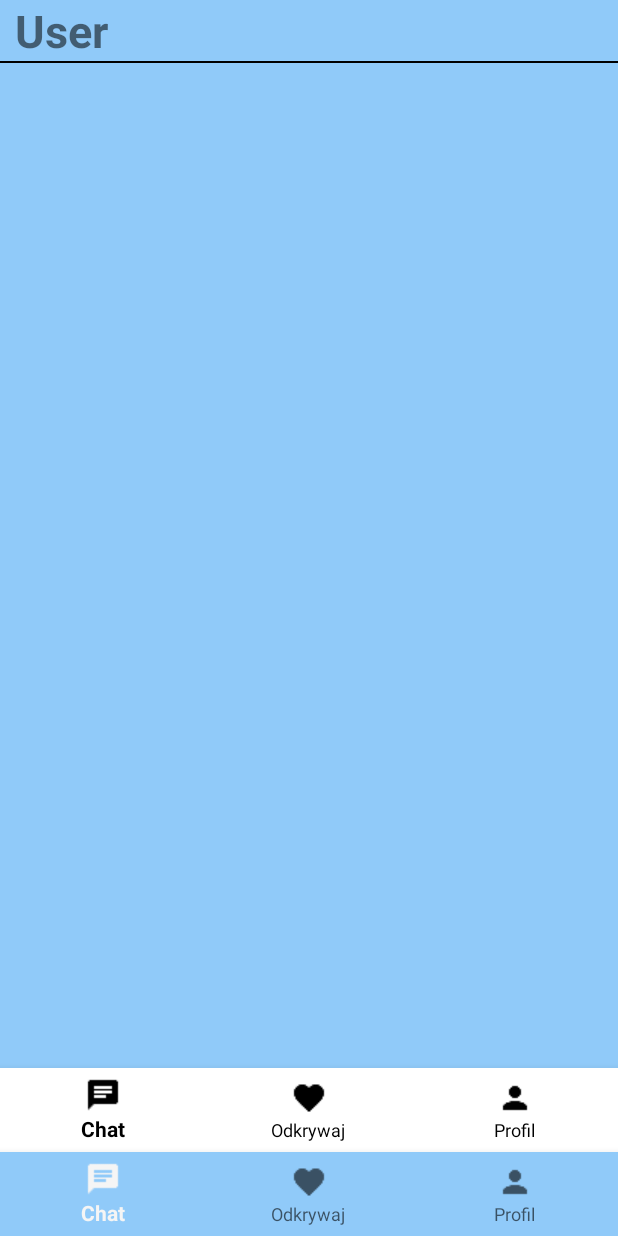
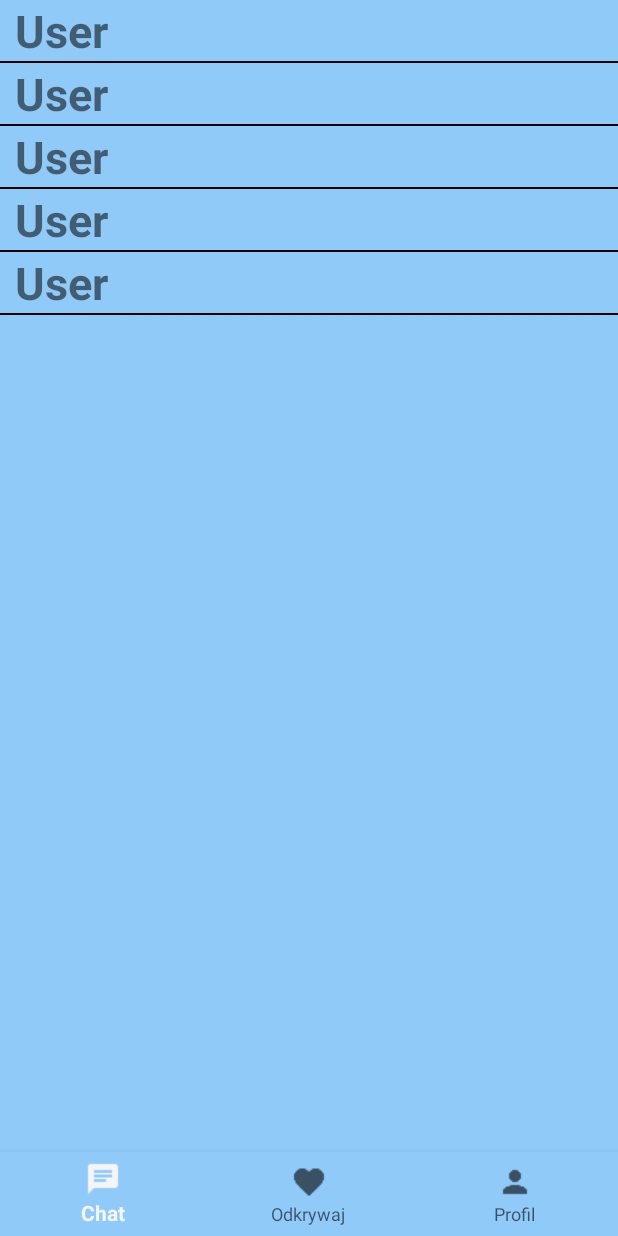
Before and after one commit to FranciszekManka/Sesyjka, an Android app built with Jetpack Compose: the layout activity_main.xml on its own in the app's theme, with its tools: preview values and no code run, on a phone screen of 412 x 824 dp. Run offline under Robolectric (Android 15) with nearby library versions, the phone set to English and light mode, and no system bars.

Commit message:
succesfull display of users in mainactivity

```diff
--- a/app/build.gradle.kts
+++ b/app/build.gradle.kts
@@ -49,7 +49,7 @@ dependencies {
     implementation(platform("com.google.firebase:firebase-bom:33.13.0"))
     implementation("androidx.appcompat:appcompat:1.6.1")
     implementation("com.google.android.material:material:1.9.0")
-
+    implementation("androidx.constraintlayout:constraintlayout:2.1.4")
     implementation(libs.androidx.core.ktx)
     implementation(libs.androidx.lifecycle.runtime.ktx)
     implementation(libs.androidx.activity.compose)
--- a/app/src/main/AndroidManifest.xml
+++ b/app/src/main/AndroidManifest.xml
@@ -1,6 +1,8 @@
 <?xml version="1.0" encoding="utf-8"?>
 <manifest xmlns:android="http://schemas.android.com/apk/res/android"
     xmlns:tools="http://schemas.android.com/tools">
+    <uses-permission android:name="android.permission.INTERNET" />
+    <uses-permission android:name="android.permission.ACCESS_NETWORK_STATE" />
 
     <application
         android:allowBackup="true"
--- a/app/src/main/java/com/example/sesyjka/UserExtendRecyclerView.kt
+++ b/app/src/main/java/com/example/sesyjka/UserExtendRecyclerView.kt
@@ -1,6 +1,7 @@
 package com.example.sesyjka
 
 import android.content.Context
+import android.util.Log
 import android.view.LayoutInflater
 import android.view.View
 import android.view.ViewGroup
@@ -20,8 +21,9 @@ class UserExtendRecyclerView(val context: Context, val userList: ArrayList<User>
         position: Int
     ) {
         val currentUser = userList[position]
+        Log.d("USER_LIST", "User: ${currentUser.name}")
+        holder.textName.text = currentUser.name
 
-        holder.textName.text = currentUser.name
     }
 
     override fun getItemCount(): Int {
--- a/app/src/main/res/layout/activity_main.xml
+++ b/app/src/main/res/layout/activity_main.xml
@@ -9,6 +9,7 @@
 
 
     <androidx.recyclerview.widget.RecyclerView
+
         android:id="@+id/userRecyclerView"
         android:layout_width="0dp"
         android:layout_height="0dp"
--- a/app/src/main/res/layout/user_layout.xml
+++ b/app/src/main/res/layout/user_layout.xml
@@ -1,7 +1,7 @@
 <RelativeLayout xmlns:android="http://schemas.android.com/apk/res/android"
     xmlns:app="http://schemas.android.com/apk/res-auto"
     android:layout_width="match_parent"
-    android:layout_height="match_parent">
+    android:layout_height="wrap_content">
 
         <TextView
             android:id="@+id/txt_name"
@@ -10,28 +10,15 @@
             android:text="User"
             android:textSize="30sp"
             android:textStyle="bold"
-            android:layout_marginLeft="10dp"
-            android:layout_alignParentTop="true"/>
+            android:layout_marginStart="10dp"
+            android:layout_alignParentTop="true"
+            android:layout_alignParentStart="true"/>
+
         <View
             android:layout_below="@+id/txt_name"
             android:layout_width="match_parent"
             android:layout_height="1dp"
             android:background="@color/black"/>
-        <FrameLayout
-            android:id="@+id/fragment_container"
-            android:layout_width="match_parent"
-            android:layout_height="match_parent"
-            android:layout_below="@id/txt_name"
-            android:layout_above="@id/bottom_navigation"/>
 
-        <com.google.android.material.bottomnavigation.BottomNavigationView
-            android:id="@+id/bottom_navigation"
-            android:layout_width="match_parent"
-            android:layout_height="wrap_content"
-            android:layout_alignParentBottom="true"
-            android:background="@color/white"
-            app:itemIconTint="@color/black"
-            app:itemTextColor="@color/black"
-            app:menu="@menu/bottom_nav_menu" />
 
 </RelativeLayout>
```
Also changed, not shown: app/src/main/java/com/example/sesyjka/MainActivity.kt (+47 -1 lines), 2 other files.
